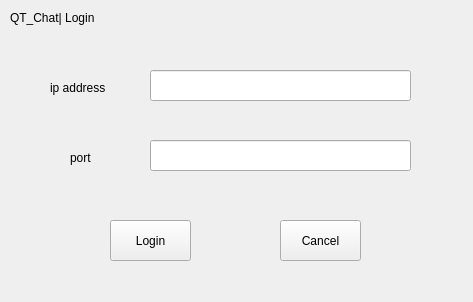
Qt form client/client/widget.ui (l1xiaobei/QT_Chat) before a commit.
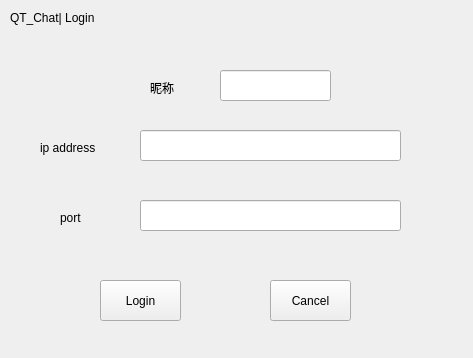
The same form after that commit.

```diff
--- a/client/client/widget.ui
+++ b/client/client/widget.ui
@@ -7,7 +7,7 @@
     <x>0</x>
     <y>0</y>
     <width>473</width>
-    <height>302</height>
+    <height>358</height>
    </rect>
   </property>
   <property name="windowTitle">
@@ -29,8 +29,8 @@
   <widget class="QLineEdit" name="ipLine">
    <property name="geometry">
     <rect>
-     <x>150</x>
-     <y>70</y>
+     <x>140</x>
+     <y>130</y>
      <width>261</width>
      <height>31</height>
     </rect>
@@ -39,8 +39,8 @@
   <widget class="QLabel" name="ipLabel">
    <property name="geometry">
     <rect>
-     <x>50</x>
-     <y>80</y>
+     <x>40</x>
+     <y>140</y>
      <width>101</width>
      <height>16</height>
     </rect>
@@ -52,8 +52,8 @@
   <widget class="QLineEdit" name="portLine">
    <property name="geometry">
     <rect>
-     <x>150</x>
-     <y>140</y>
+     <x>140</x>
+     <y>200</y>
      <width>261</width>
      <height>31</height>
     </rect>
@@ -65,8 +65,8 @@
   <widget class="QLabel" name="portLabel">
    <property name="geometry">
     <rect>
-     <x>70</x>
-     <y>150</y>
+     <x>60</x>
+     <y>210</y>
      <width>41</width>
      <height>16</height>
     </rect>
@@ -78,8 +78,8 @@
   <widget class="QPushButton" name="loginButton">
    <property name="geometry">
     <rect>
-     <x>110</x>
-     <y>220</y>
+     <x>100</x>
+     <y>280</y>
      <width>81</width>
      <height>41</height>
     </rect>
@@ -91,8 +91,8 @@
   <widget class="QPushButton" name="cancelButton">
    <property name="geometry">
     <rect>
-     <x>280</x>
-     <y>220</y>
+     <x>270</x>
+     <y>280</y>
      <width>81</width>
      <height>41</height>
     </rect>
@@ -101,6 +101,29 @@
     <string>Cancel</string>
    </property>
   </widget>
+  <widget class="QLineEdit" name="nameLine">
+   <property name="geometry">
+    <rect>
+     <x>220</x>
+     <y>70</y>
+     <width>111</width>
+     <height>31</height>
+    </rect>
+   </property>
+  </widget>
+  <widget class="QLabel" name="nameLabel">
+   <property name="geometry">
+    <rect>
+     <x>150</x>
+     <y>80</y>
+     <width>51</width>
+     <height>16</height>
+    </rect>
+   </property>
+   <property name="text">
+    <string>昵称</string>
+   </property>
+  </widget>
  </widget>
  <resources/>
  <connections/>
```
